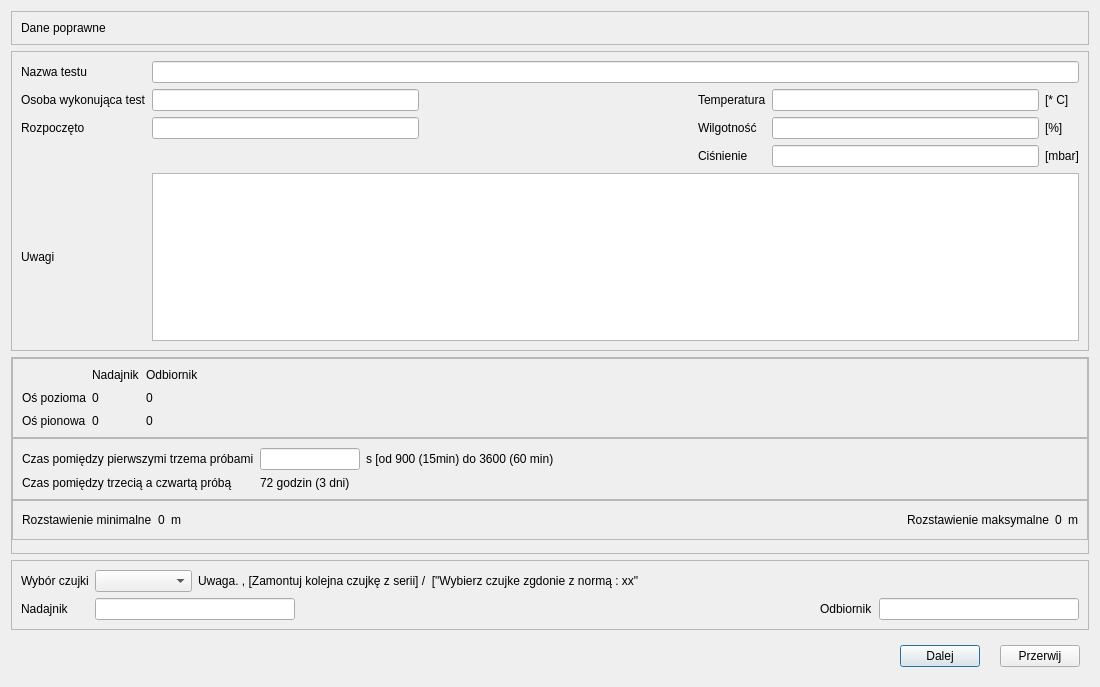
Before: the Qt Designer form CzujkiLinioweApp/oknoparametrytestu.ui in wiacekmarcin/CzujkiLiniowe, drawn with Qt 5.
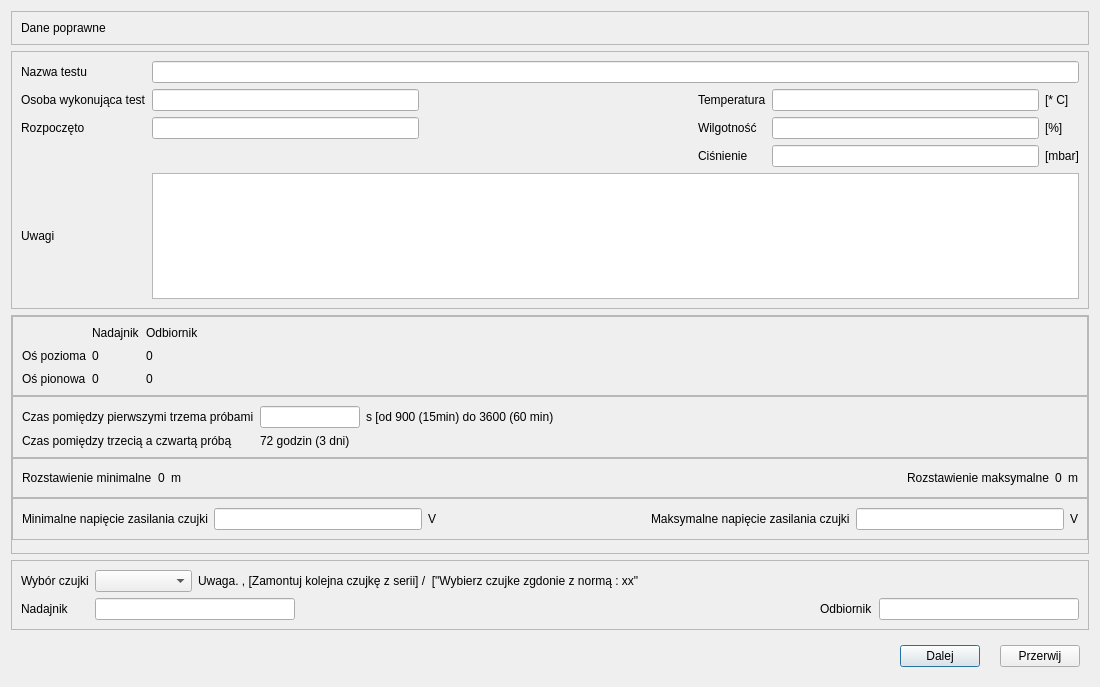
After: the same form once the commit is applied. Icons and pictures are not drawn.

```diff
--- a/CzujkiLinioweApp/oknoparametrytestu.ui
+++ b/CzujkiLinioweApp/oknoparametrytestu.ui
@@ -408,6 +408,65 @@
         </layout>
        </widget>
       </item>
+      <item>
+       <widget class="QFrame" name="frame_Napiecie">
+        <property name="frameShape">
+         <enum>QFrame::StyledPanel</enum>
+        </property>
+        <property name="frameShadow">
+         <enum>QFrame::Raised</enum>
+        </property>
+        <layout class="QGridLayout" name="gridLayout_6">
+         <item row="0" column="4">
+          <widget class="QLabel" name="eMaksymalneNapiecie">
+           <property name="text">
+            <string>Maksymalne napięcie zasilania czujki</string>
+           </property>
+          </widget>
+         </item>
+         <item row="0" column="3">
+          <spacer name="horizontalSpacer_7">
+           <property name="orientation">
+            <enum>Qt::Horizontal</enum>
+           </property>
+           <property name="sizeHint" stdset="0">
+            <size>
+             <width>40</width>
+             <height>20</height>
+            </size>
+           </property>
+          </spacer>
+         </item>
+         <item row="0" column="0">
+          <widget class="QLabel" name="eMinimalneNapiecie">
+           <property name="text">
+            <string>Minimalne napięcie zasilania czujki</string>
+           </property>
+          </widget>
+         </item>
+         <item row="0" column="1">
+          <widget class="QLineEdit" name="minVolt"/>
+         </item>
+         <item row="0" column="2">
+          <widget class="QLabel" name="label_19">
+           <property name="text">
+            <string>V</string>
+           </property>
+          </widget>
+         </item>
+         <item row="0" column="5">
+          <widget class="QLineEdit" name="maxVolt"/>
+         </item>
+         <item row="0" column="6">
+          <widget class="QLabel" name="label_21">
+           <property name="text">
+            <string>V</string>
+           </property>
+          </widget>
+         </item>
+        </layout>
+       </widget>
+      </item>
      </layout>
     </widget>
    </item>
```
Left out of the diff: 102 changed lines with no effect on the pictures.
